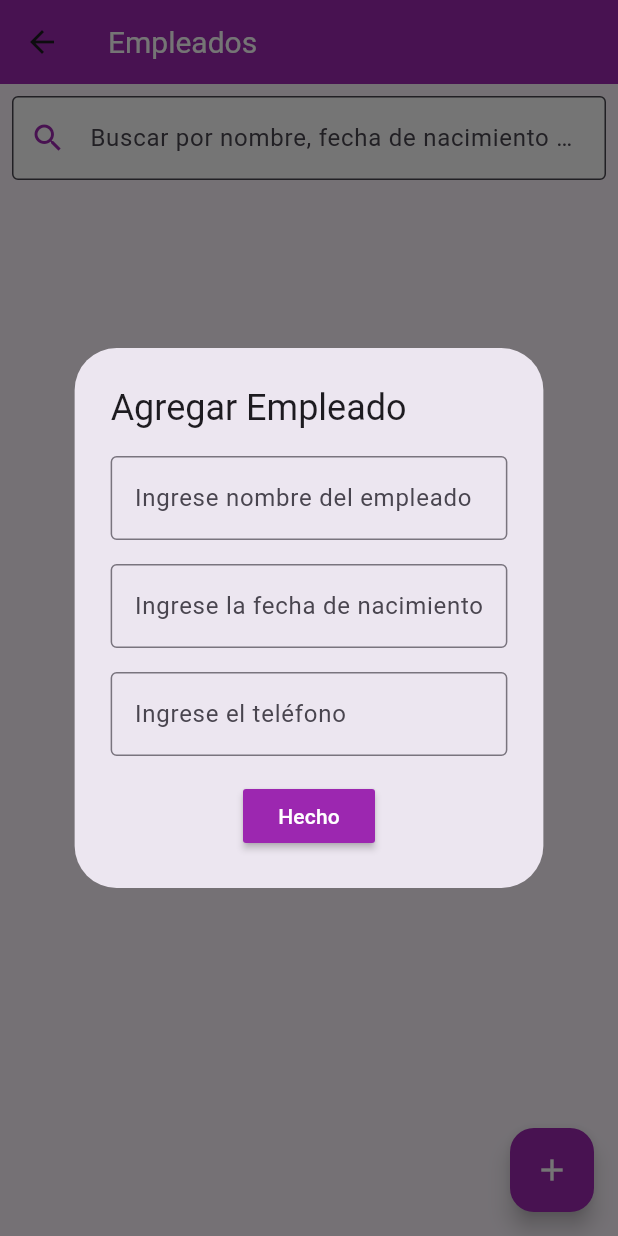
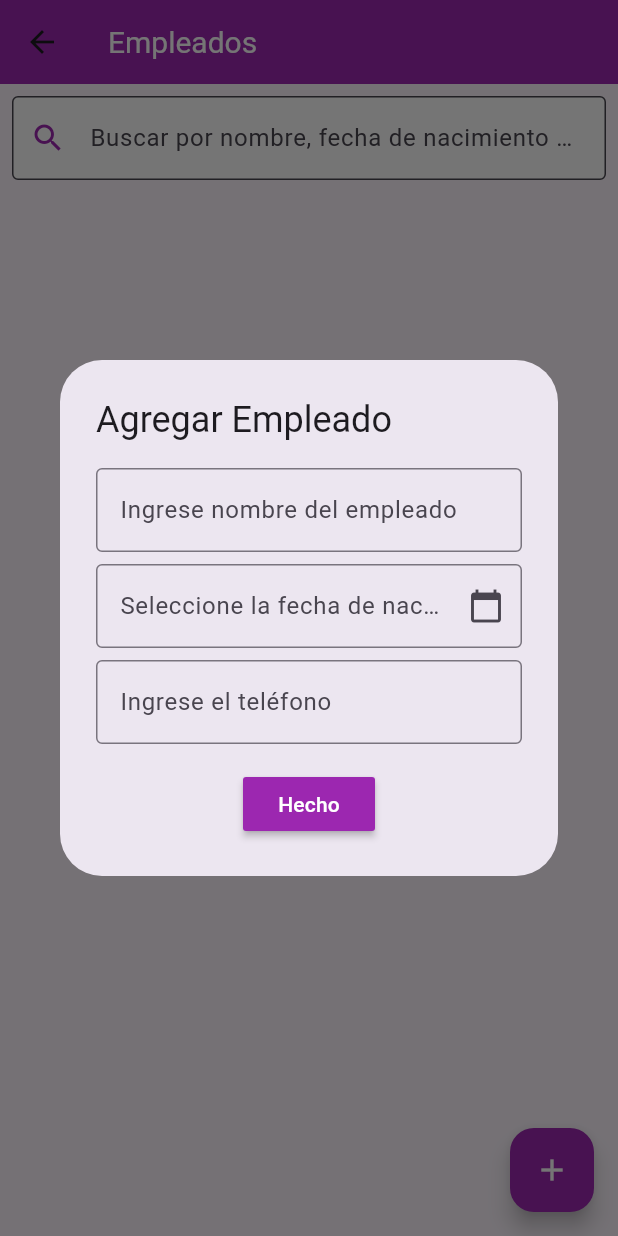
Before and after one commit to Noysen02/PM2, a Flutter app: the empleados screen opened directly, after a tap on the "add" icon, on a phone screen of 412 x 824 dp. Run offline on Flutter 3.47's test engine with Material 3 defaults, Android fonts, the phone set to English and light mode, and no system bars; our stand-ins replace shared_preferences, sqflite; accounts and stored records are empty.

Commit message:
Se arregló la fecha
Se arregló la fecha de nacimiento para los empleados

```diff
--- a/pm2/lib/screen/empleados.dart
+++ b/pm2/lib/screen/empleados.dart
@@ -6,17 +6,18 @@ class empleados extends StatefulWidget {
   const empleados({super.key});
 
   @override
-  State<empleados> createState() => _EmpleadosPageState();
+  State<empleados> createState() => _empleadosPageState();
 }
 
-class _EmpleadosPageState extends State<empleados> {
+class _empleadosPageState extends State<empleados> {
   final DatabaseService _databaseService = DatabaseService.instance;
 
   // ignore: unused_field
   int? _empleadoId;
   String? _nombreEmpleado;
-  String? _fechaNacimiento;
+  DateTime? _fechaNacimiento;
   String? _telefono;
+  final TextEditingController _fechaNacimientoController = TextEditingController();
   // ignore: unused_field
   String _searchQuery = '';
   List<Empleado> _empleados = [];
@@ -53,14 +54,27 @@ class _EmpleadosPageState extends State<empleados> {
     });
   }
 
+  Future<void> _selectDate() async {
+    DateTime? pickedDate = await showDatePicker(
+      context: context,
+      initialDate: DateTime.now(),
+      firstDate: DateTime(1900),
+      lastDate: DateTime(2101),
+    );
+    if (pickedDate != null && pickedDate != _fechaNacimiento) {
+      setState(() {
+        _fechaNacimiento = pickedDate;
+        _fechaNacimientoController.text = '${_fechaNacimiento!.toLocal()}'.split(' ')[0];
+      });
+    }
+  }
+
   @override
   Widget build(BuildContext context) {
     return Scaffold(
       appBar: AppBar(
         title: Text('Empleados'),
-         titleTextStyle: TextStyle(color: Colors.white,
-        fontSize: 20,
-      ),
+        titleTextStyle: TextStyle(color: Colors.white, fontSize: 20),
         backgroundColor: Colors.purple,
       ),
       floatingActionButton: _addEmpleadoButton(),
@@ -109,7 +123,8 @@ class _EmpleadosPageState extends State<empleados> {
     if (empleado != null) {
       _empleadoId = empleado.id;
       _nombreEmpleado = empleado.nombreEmpleado;
-      _fechaNacimiento = empleado.fechaNacempleado;
+      _fechaNacimiento = DateTime.tryParse(empleado.fechaNacempleado);
+      _fechaNacimientoController.text = _fechaNacimiento == null ? '' : '${_fechaNacimiento!.toLocal()}'.split(' ')[0];
       _telefono = empleado.telefonoempleado;
     }
 
@@ -131,18 +146,21 @@ class _EmpleadosPageState extends State<empleados> {
                 ),
                 controller: TextEditingController(text: _nombreEmpleado),
               ),
-              SizedBox(height: 16.0),
-              TextField(
-                onChanged: (value) {
-                  _fechaNacimiento = value;
-                },
-                decoration: const InputDecoration(
-                  border: OutlineInputBorder(),
-                  hintText: 'Ingrese la fecha de nacimiento',
+              SizedBox(height: 8.0),
+              GestureDetector(
+                onTap: _selectDate,
+                child: AbsorbPointer(
+                  child: TextField(
+                    controller: _fechaNacimientoController,
+                    decoration: const InputDecoration(
+                      border: OutlineInputBorder(),
+                      hintText: 'Seleccione la fecha de nacimiento',
+                      suffixIcon: Icon(Icons.calendar_today),
+                    ),
+                  ),
                 ),
-                controller: TextEditingController(text: _fechaNacimiento),
               ),
-              SizedBox(height: 16.0),
+              SizedBox(height: 8.0),
               TextField(
                 onChanged: (value) {
                   _telefono = value;
@@ -155,23 +173,23 @@ class _EmpleadosPageState extends State<empleados> {
               ),
               SizedBox(height: 16.0),
               MaterialButton(
-                color: Colors.purple, // Color del botón de acción
+                color: Colors.purple,
                 onPressed: () {
                   if (_nombreEmpleado == null || _nombreEmpleado!.isEmpty) return;
-                  if (_fechaNacimiento == null || _fechaNacimiento!.isEmpty) return;
+                  if (_fechaNacimiento == null) return;
                   if (_telefono == null || _telefono!.isEmpty) return;
 
                   if (empleado == null) {
                     _databaseService.addEmpleado(
                       _nombreEmpleado!,
-                      _fechaNacimiento!,
+                      _fechaNacimiento!.toIso8601String(),
                       _telefono!,
                     );
                   } else {
                     _databaseService.updateEmpleado(
                       empleado.id,
                       _nombreEmpleado!,
-                      _fechaNacimiento!,
+                      _fechaNacimiento!.toIso8601String(),
                       _telefono!,
                     );
                   }
@@ -183,6 +201,7 @@ class _EmpleadosPageState extends State<empleados> {
                     _nombreEmpleado = null;
                     _fechaNacimiento = null;
                     _telefono = null;
+                    _fechaNacimientoController.clear();
                   });
 
                   Navigator.pop(context);
@@ -204,6 +223,7 @@ class _EmpleadosPageState extends State<empleados> {
         _nombreEmpleado = null;
         _fechaNacimiento = null;
         _telefono = null;
+        _fechaNacimientoController.clear();
       });
     });
   }
--- a/pm2/lib/screen/login.dart
+++ b/pm2/lib/screen/login.dart
@@ -58,7 +58,7 @@ class _LoginScreenState extends State<LoginScreen> {
             height: MediaQuery.of(context).size.height,
             decoration: BoxDecoration(
               image: DecorationImage(
-                image: NetworkImage('https://wallpapercave.com/wp/wp9748429.jpg'),
+                image: AssetImage('imagenes/fondologin.png'),
                 fit: BoxFit.cover,
               ),
             ),
--- a/pm2/pubspec.yaml
+++ b/pm2/pubspec.yaml
@@ -63,6 +63,7 @@ flutter:
 
   assets:
     - imagenes/fondo.jpg
+    - imagenes/fondologin.png
     - imagenes/logo.png
 
   #Enable code generation for localizations
```
Also changed, not shown: pm2/imagenes/fondologin.png (added).
